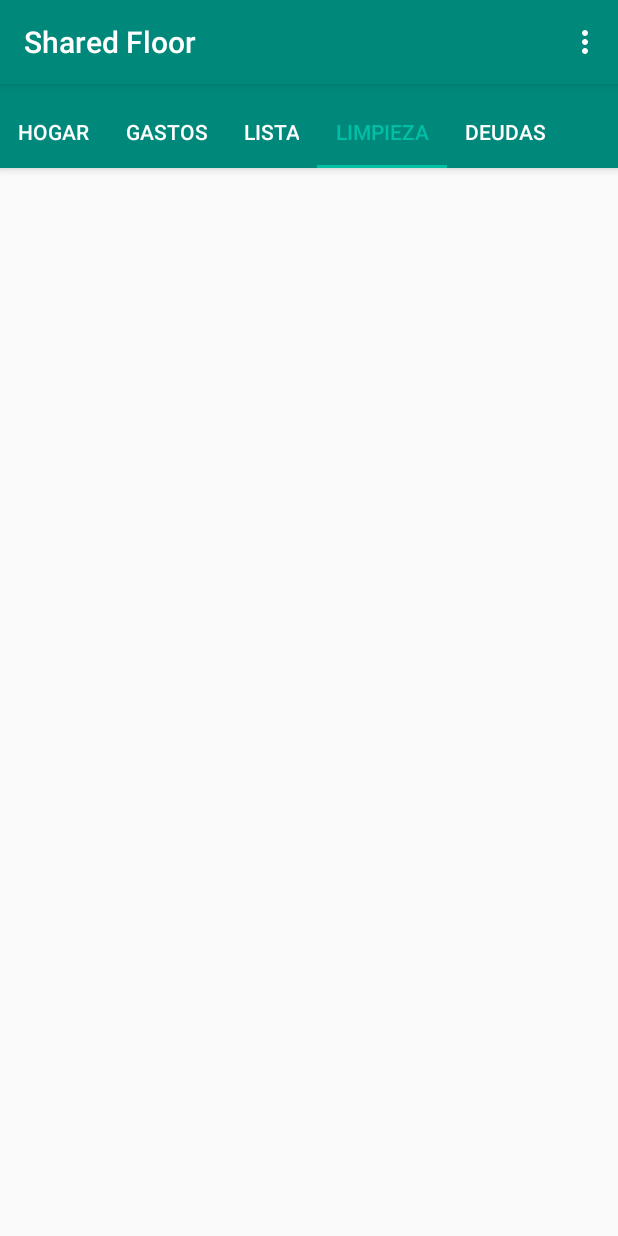
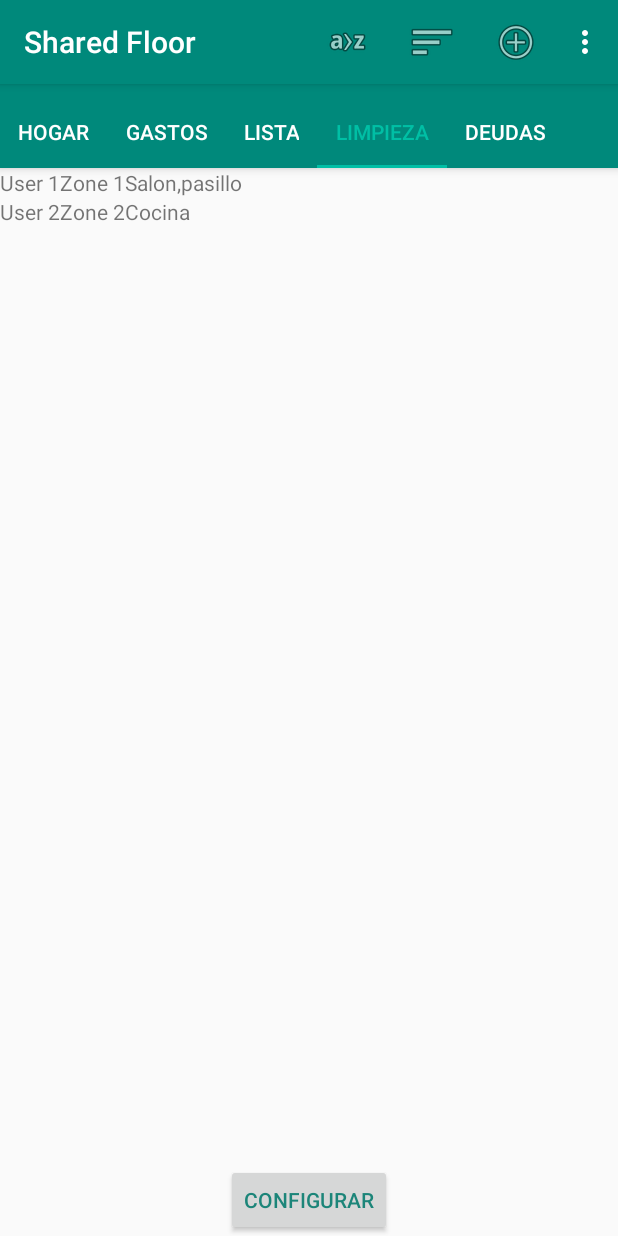
Before and after one commit to Hulk-lian/SharedFloor, an Android app: the Selector_activity screen opened directly, with no data from a screen before it, tab 4 chosen, on a phone screen of 412 x 824 dp. Run offline under Robolectric (Android 15) with nearby library versions, the phone set to English and light mode, and no system bars; 2 statements that could not run were skipped.

Commit message:
add activities and fixes

```diff
--- a/app/src/main/res/layout/fragment_clean_fragment.xml
+++ b/app/src/main/res/layout/fragment_clean_fragment.xml
@@ -4,6 +4,59 @@
     android:layout_height="match_parent"
     tools:context="com.jtsw.sharedfloor.Clean_fragment">
 
+    <RelativeLayout
+        android:layout_width="match_parent"
+        android:layout_height="match_parent">
+
+        <Button
+            android:text="@string/cleanBTNconfig"
+            android:layout_width="wrap_content"
+            android:layout_height="wrap_content"
+            android:id="@+id/button"
+            android:layout_alignParentBottom="true"
+            android:layout_centerHorizontal="true" />
 
 
+        <TextView
+            android:text="User 1"
+            android:layout_width="wrap_content"
+            android:layout_height="wrap_content"
+            android:id="@+id/textView6" />
+
+        <TextView
+            android:text="Zone 1"
+            android:layout_width="wrap_content"
+            android:layout_height="wrap_content"
+            android:layout_toRightOf="@id/textView6"
+            android:id="@+id/textView7" />
+        <TextView
+            android:text="Salon,pasillo"
+            android:layout_width="wrap_content"
+            android:layout_height="wrap_content"
+            android:layout_toRightOf="@id/textView7"
+            android:id="@+id/textView1"/>
+
+        <TextView
+            android:text="User 2"
+            android:layout_width="wrap_content"
+            android:layout_height="wrap_content"
+            android:layout_below="@id/textView6"
+            android:id="@+id/textView8" />
+
+        <TextView
+            android:text="Zone 2"
+            android:layout_width="wrap_content"
+            android:layout_height="wrap_content"
+            android:layout_toRightOf="@id/textView8"
+            android:layout_below="@+id/textView7"
+            android:id="@+id/textView9" />
+        <TextView
+            android:text="Cocina"
+            android:layout_width="wrap_content"
+            android:layout_height="wrap_content"
+            android:layout_toRightOf="@id/textView9"
+            android:layout_below="@+id/textView1"
+            android:id="@+id/textView2" />
+
+    </RelativeLayout>
 </FrameLayout>
--- a/app/src/main/res/layout/fragment_purchase_fragment.xml
+++ b/app/src/main/res/layout/fragment_purchase_fragment.xml
@@ -3,7 +3,6 @@
     android:layout_width="match_parent"
     android:layout_height="match_parent"
     tools:context="com.jtsw.sharedfloor.Purchase_fragment">
-
 
     <ListView
         android:layout_width="match_parent"
--- a/app/src/main/res/layout/type_item_item.xml
+++ b/app/src/main/res/layout/type_item_item.xml
@@ -12,10 +12,5 @@
         android:text="Type name"
         android:layout_margin="@dimen/typeItemItem_margin"/>
 
-    <view
-        android:layout_width="match_parent"
-        android:layout_height="@dimen/viewheight"
-        android:id="@+id/typeItem_itemAddVIEW"
-        android:layout_below="@+id/typeItem_itemAddTXVnametype"/>
 
 </RelativeLayout>
--- a/app/src/main/res/menu/menu_selector.xml
+++ b/app/src/main/res/menu/menu_selector.xml
@@ -14,4 +14,10 @@
         android:title="@string/action_about"
         app:showAsAction="never"/>
 
+    <item
+        android:id="@+id/action_listTypes"
+        android:orderInCategory="100"
+        android:title="@string/action_listTypes"
+        app:showAsAction="never"/>
+
 </menu>
--- a/app/src/main/res/values/strings.xml
+++ b/app/src/main/res/values/strings.xml
@@ -9,7 +9,7 @@
     <string name="loginOK">Autentificación correcta</string>
 
     <!-- Menu items-->
-    <string name="action_settings">Settings</string>
+    <string name="action_settings">Configuracion</string>
 
     <!-- expenses -->
     <string name="expense_paid">Pagó:</string>
@@ -46,6 +46,10 @@
     <string name="additem_txv_type">Tipo</string>
     <string name="additem_txv_title">Añadir elemento a la lista</string>
     <string name="additem_txv_name">Nombre del elemento</string>
+    <string name="generalSettinghome_title">Configuracion del hogar</string>
+    <string name="generalSetting_listTypes">Lista de tipos de elementos</string>
+    <string name="action_listTypes">Tipos de elementos</string>
+    <string name="cleanBTNconfig">Configurar</string>
 
 
 </resources>
--- a/app/src/main/res/xml/general_setting.xml
+++ b/app/src/main/res/xml/general_setting.xml
@@ -5,7 +5,7 @@
             android:defaultValue="false"
             android:title="@string/generalSetting_remember_pass"
             android:key="rememberUser"/>
-
     </PreferenceCategory>
 
+
 </PreferenceScreen>
```
Also changed, not shown: app/src/main/AndroidManifest.xml (+11 -9 lines), app/src/main/java/com/jtsw/sharedfloor/ListTypeElement.java (added, +22 -0 lines), app/src/main/java/com/jtsw/sharedfloor/Selector_activity.java (+6 -1 lines), app/src/main/java/com/jtsw/sharedfloor/adapter/TypeItemAdapter.java (+9 -8 lines), app/src/main/java/com/jtsw/sharedfloor/settings/GeneralSetting_activity.java (+7 -0 lines), app/src/main/res/layout/activity_list_type_element.xml (added, +20 -0 lines).
